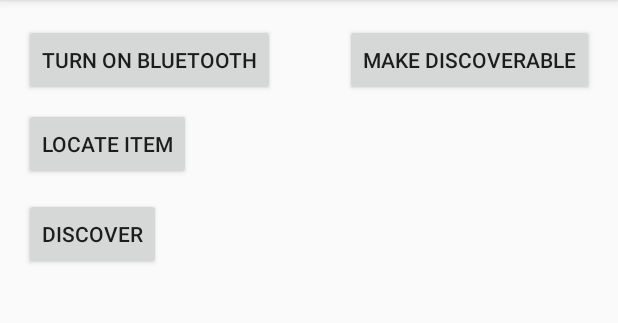
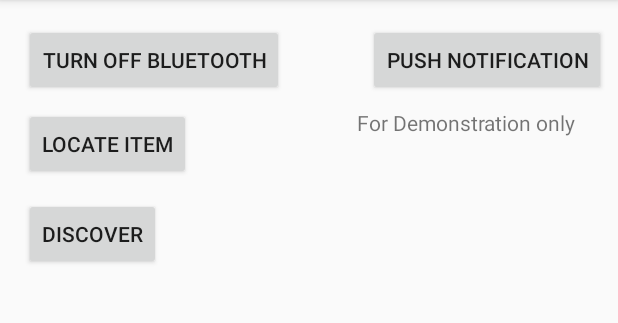
Before and after one commit to Kevnaut/Kiwy, an Android app: the screen it shows after launch (MainActivity), on a phone screen of 412 x 824 dp, the part 84-407 px from its top. Run offline under Robolectric (Android 15) with nearby library versions, the phone set to English and light mode, and no system bars.

Commit message:
Added push notification

```diff
--- a/app/src/main/java/com/example/kiwy/MainActivity.java
+++ b/app/src/main/java/com/example/kiwy/MainActivity.java
@@ -1,6 +1,8 @@
 package com.example.kiwy;
 
 import android.Manifest;
+import android.app.NotificationChannel;
+import android.app.NotificationManager;
 import android.bluetooth.BluetoothAdapter;
 import android.bluetooth.BluetoothDevice;
 import android.content.BroadcastReceiver;
@@ -18,6 +20,8 @@ import android.widget.Toast;
 
 import androidx.annotation.RequiresApi;
 import androidx.appcompat.app.AppCompatActivity;
+import androidx.core.app.NotificationCompat;
+import androidx.core.app.NotificationManagerCompat;
 
 import java.util.ArrayList;
 
@@ -29,12 +33,15 @@ public class MainActivity extends AppCompatActivity {
     Button btnONOFF;
     Button btnDiscoverDevices;
     Button btnLocateItem;
+
     public ArrayList<BluetoothDevice> mBTDevices = new ArrayList<>();
     public DeviceListAdapter mDeviceListAdapter;
     ListView lvNewDevices;
 
-    // Create a BroadcastReceiver for ACTION_FOUND
+    // Testing Push Notificication
+    Button btnTestPush;
 
+    // Create a BroadcastReceiver for ACTION_STATE_CHANGED
     private final BroadcastReceiver mBroadcastReceiver1 = new BroadcastReceiver() {
         public void onReceive(Context context, Intent intent) {
             String action = intent.getAction();
@@ -60,6 +67,7 @@ public class MainActivity extends AppCompatActivity {
         }
     };
 
+    // Create a BroadcastReceiver for ACTION_SCAN_MODE_CHANGED
     private final BroadcastReceiver mBroadcastReceiver2 = new BroadcastReceiver() {
         public void onReceive(Context context, Intent intent) {
             String action = intent.getAction();
@@ -88,7 +96,8 @@ public class MainActivity extends AppCompatActivity {
         }
     };
 
-        private final BroadcastReceiver mBroadcastReceiver3 = new BroadcastReceiver() {
+    // Create a BroadcastReceiver for ACTION_FOUND
+    private final BroadcastReceiver mBroadcastReceiver3 = new BroadcastReceiver() {
 
         @Override
         public void onReceive(Context context, Intent intent) {
@@ -103,7 +112,7 @@ public class MainActivity extends AppCompatActivity {
                 lvNewDevices.setAdapter(mDeviceListAdapter);
 
                 int  rssi = intent.getShortExtra(BluetoothDevice.EXTRA_RSSI,Short.MIN_VALUE);
-                //Toast.makeText(getApplicationContext(),"  RSSI: " + rssi + "dBm", Toast.LENGTH_SHORT).show();
+                Toast.makeText(getApplicationContext(),"  RSSI: " + rssi + "dBm", Toast.LENGTH_SHORT).show();
 
             }
         }
@@ -114,6 +123,8 @@ public class MainActivity extends AppCompatActivity {
         Log.d(TAG, "onDestroy: called.");
         super.onDestroy();
         unregisterReceiver(mBroadcastReceiver1);
+        unregisterReceiver(mBroadcastReceiver2);
+        unregisterReceiver(mBroadcastReceiver3);
     }
 
 
@@ -128,10 +139,21 @@ public class MainActivity extends AppCompatActivity {
         // Initializing the buttons
         btnONOFF = (Button) findViewById(R.id.btnONOFF);
         btnLocateItem = (Button) findViewById(R.id.btnLocateItem);
-        btnEnableDisable_Discoverable = (Button) findViewById(R.id.btnEnableDisable_Discoverable);
+        //btnEnableDisable_Discoverable = (Button) findViewById(R.id.btnEnableDisable_Discoverable);
         btnDiscoverDevices = (Button) findViewById(R.id.btnDiscoverDevices);
         lvNewDevices = (ListView) findViewById(R.id.lvNewDevices);
         mBTDevices = new ArrayList<>();
+
+        // Testing Push Notification
+        btnTestPush = (Button) findViewById(R.id.btnTestPush);
+
+        if(mBluetoothAdapter.isEnabled() == true) {
+            btnONOFF.setText("Turn on Bluetooth");
+        }
+        else {
+            btnONOFF.setText("Turn off Bluetooth");
+        }
+
 
         // All onClick actions
 
@@ -157,15 +179,20 @@ public class MainActivity extends AppCompatActivity {
             public void onClick(View view) {
                 Log.d(TAG, "onClick: enabling/disabling bluetooth.");
 
-                if(mBluetoothAdapter.getState() == mBluetoothAdapter.STATE_OFF){
+
+
+                if(mBluetoothAdapter.isEnabled() == true) {
                     btnONOFF.setText("Turn off Bluetooth");
-                } else if (mBluetoothAdapter.getState() == mBluetoothAdapter.STATE_ON){
+                }
+                else {
                     btnONOFF.setText("Turn on Bluetooth");
                 }
                 enableDisableBT();
+
             }
         });
 
+        // For future use if we want to find other people with their phones
         /*
         btnEnableDisable_Discoverable.setOnClickListener(new View.OnClickListener() {
             @Override
@@ -212,6 +239,30 @@ public class MainActivity extends AppCompatActivity {
                 }
             }
         });
+
+
+        //Test push Notification
+        if(Build.VERSION.SDK_INT >= Build.VERSION_CODES.O) {
+            NotificationChannel channel = new NotificationChannel("BtDisconnected", "BtDisconnected", NotificationManager.IMPORTANCE_DEFAULT);
+            NotificationManager manager = getSystemService(NotificationManager.class);
+            manager.createNotificationChannel(channel);
+        }
+
+        btnTestPush.setOnClickListener(new View.OnClickListener() {
+            @Override
+            public void onClick(View view) {
+                Toast.makeText(getApplicationContext()," TEST ", Toast.LENGTH_SHORT).show();
+                String message = "Device is now out of range";
+                NotificationCompat.Builder builder = new NotificationCompat.Builder(MainActivity.this, "BtDisconnected");
+                builder.setContentTitle("Warning");
+                builder.setSmallIcon(R.drawable.ic_btdisconnected);
+                builder.setContentText(message);
+                builder.setAutoCancel(true);
+
+                NotificationManagerCompat managerCompat = NotificationManagerCompat.from(MainActivity.this);
+                managerCompat.notify(1,builder.build());
+            }
+        });
     }
 
     public void enableDisableBT(){
@@ -235,6 +286,7 @@ public class MainActivity extends AppCompatActivity {
         }
 
     }
+
     @RequiresApi(api = Build.VERSION_CODES.M)
     private void checkBTPermissions() {
         if(Build.VERSION.SDK_INT > Build.VERSION_CODES.LOLLIPOP){
@@ -255,6 +307,7 @@ public class MainActivity extends AppCompatActivity {
         intent.putExtra("btDevice", device);
         startActivity(intent);
     }
+
     public void openLocateItem() {
         Intent intent = new Intent(this, LocateItem.class);
         startActivity(intent);
--- /dev/null
+++ b/app/src/main/res/drawable/ic_btdisconnected.xml
@@ -0,0 +1,10 @@
+<vector xmlns:android="http://schemas.android.com/apk/res/android"
+    android:width="24dp"
+    android:height="24dp"
+    android:viewportWidth="24"
+    android:viewportHeight="24"
+    android:tint="?attr/colorControlNormal">
+  <path
+      android:fillColor="@android:color/white"
+      android:pathData="M13,5.83l1.88,1.88 -1.6,1.6 1.41,1.41 3.02,-3.02L12,2h-1v5.03l2,2v-3.2zM5.41,4L4,5.41 10.59,12 5,17.59 6.41,19 11,14.41V22h1l4.29,-4.29 2.3,2.29L20,18.59 5.41,4zM13,18.17v-3.76l1.88,1.88L13,18.17z"/>
+</vector>
--- a/app/src/main/res/layout/activity_main.xml
+++ b/app/src/main/res/layout/activity_main.xml
@@ -35,19 +35,7 @@
         android:layout_marginStart="16dp"
         android:layout_marginLeft="16dp"
         android:layout_marginTop="16dp"
-        android:text="Turn on Bluetooth"
         app:layout_constraintStart_toStartOf="parent"
-        app:layout_constraintTop_toTopOf="parent" />
-
-    <Button
-        android:id="@+id/btnEnableDisable_Discoverable"
-        android:layout_width="wrap_content"
-        android:layout_height="wrap_content"
-        android:layout_marginTop="16dp"
-        android:layout_marginEnd="16dp"
-        android:layout_marginRight="16dp"
-        android:text="Make Discoverable"
-        app:layout_constraintEnd_toEndOf="parent"
         app:layout_constraintTop_toTopOf="parent" />
 
     <ListView
@@ -62,4 +50,26 @@
 
     </ListView>
 
+    <Button
+        android:id="@+id/btnTestPush"
+        android:layout_width="wrap_content"
+        android:layout_height="wrap_content"
+        android:layout_marginStart="56dp"
+        android:layout_marginLeft="56dp"
+        android:layout_marginTop="16dp"
+        android:text="Push Notification"
+        app:layout_constraintStart_toEndOf="@+id/btnONOFF"
+        app:layout_constraintTop_toTopOf="parent" />
+
+    <TextView
+        android:id="@+id/tx1"
+        android:layout_width="wrap_content"
+        android:layout_height="wrap_content"
+        android:layout_marginTop="8dp"
+        android:layout_marginEnd="28dp"
+        android:layout_marginRight="28dp"
+        android:text="For Demonstration only"
+        app:layout_constraintEnd_toEndOf="parent"
+        app:layout_constraintTop_toBottomOf="@+id/btnTestPush" />
+
 </androidx.constraintlayout.widget.ConstraintLayout>
```
